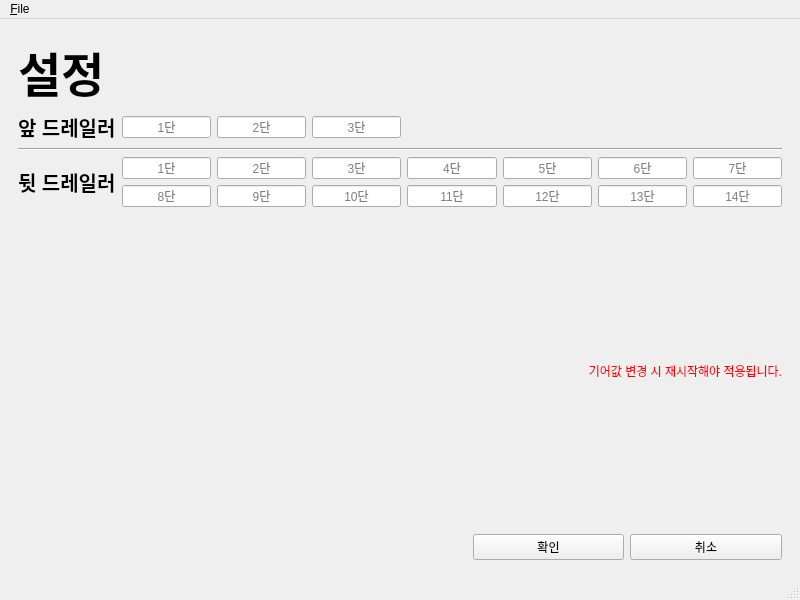
linuxlight/gear-jump, file etc/mainwindow.ui: the form before one commit.
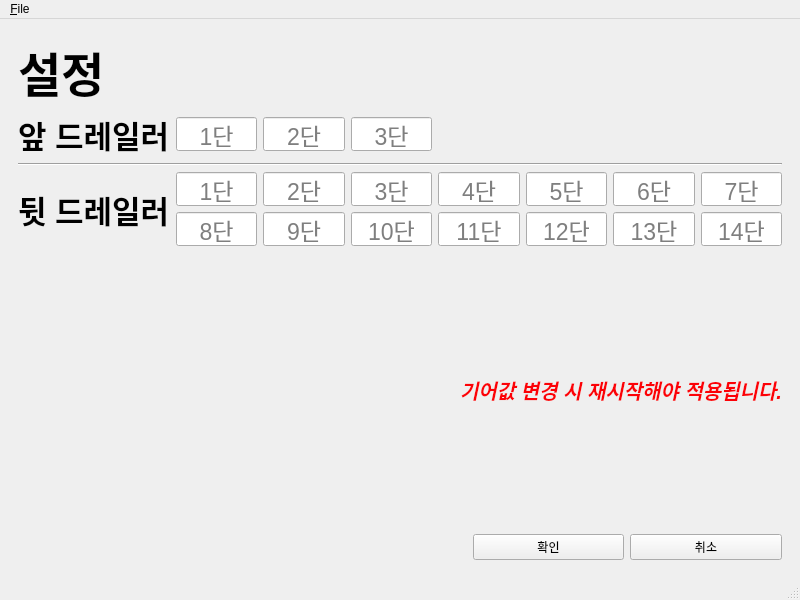
The form after the commit. The open tabs and pages were chosen to show the change.

Commit message: adjusted font size

Patch:
```diff
--- a/etc/mainwindow.ui
+++ b/etc/mainwindow.ui
@@ -151,6 +151,11 @@
          <layout class="QGridLayout" name="gridLayout">
           <item row="2" column="3">
            <widget class="QLineEdit" name="rear_3">
+            <property name="font">
+             <font>
+              <pointsize>17</pointsize>
+             </font>
+            </property>
             <property name="inputMask">
              <string>00</string>
             </property>
@@ -164,6 +169,11 @@
           </item>
           <item row="2" column="7">
            <widget class="QLineEdit" name="rear_7">
+            <property name="font">
+             <font>
+              <pointsize>17</pointsize>
+             </font>
+            </property>
             <property name="inputMask">
              <string>00</string>
             </property>
@@ -177,6 +187,11 @@
           </item>
           <item row="2" column="6">
            <widget class="QLineEdit" name="rear_6">
+            <property name="font">
+             <font>
+              <pointsize>17</pointsize>
+             </font>
+            </property>
             <property name="inputMask">
              <string>00</string>
             </property>
@@ -190,6 +205,11 @@
           </item>
           <item row="0" column="2">
            <widget class="QLineEdit" name="front_2">
+            <property name="font">
+             <font>
+              <pointsize>17</pointsize>
+             </font>
+            </property>
             <property name="inputMask">
              <string>00</string>
             </property>
@@ -211,7 +231,7 @@
             </property>
             <property name="font">
              <font>
-              <pointsize>15</pointsize>
+              <pointsize>23</pointsize>
               <weight>75</weight>
               <bold>true</bold>
              </font>
@@ -223,6 +243,11 @@
           </item>
           <item row="2" column="5">
            <widget class="QLineEdit" name="rear_5">
+            <property name="font">
+             <font>
+              <pointsize>17</pointsize>
+             </font>
+            </property>
             <property name="inputMask">
              <string>00</string>
             </property>
@@ -236,6 +261,11 @@
           </item>
           <item row="2" column="2">
            <widget class="QLineEdit" name="rear_2">
+            <property name="font">
+             <font>
+              <pointsize>17</pointsize>
+             </font>
+            </property>
             <property name="inputMask">
              <string>00</string>
             </property>
@@ -249,6 +279,11 @@
           </item>
           <item row="0" column="3">
            <widget class="QLineEdit" name="front_3">
+            <property name="font">
+             <font>
+              <pointsize>17</pointsize>
+             </font>
+            </property>
             <property name="inputMask">
              <string>00</string>
             </property>
@@ -262,6 +297,11 @@
           </item>
           <item row="3" column="1">
            <widget class="QLineEdit" name="rear_8">
+            <property name="font">
+             <font>
+              <pointsize>17</pointsize>
+             </font>
+            </property>
             <property name="inputMask">
              <string>00</string>
             </property>
@@ -275,6 +315,11 @@
           </item>
           <item row="2" column="1">
            <widget class="QLineEdit" name="rear_1">
+            <property name="font">
+             <font>
+              <pointsize>17</pointsize>
+             </font>
+            </property>
             <property name="inputMask">
              <string>00</string>
             </property>
@@ -288,6 +333,11 @@
           </item>
           <item row="0" column="1">
            <widget class="QLineEdit" name="front_1">
+            <property name="font">
+             <font>
+              <pointsize>17</pointsize>
+             </font>
+            </property>
             <property name="inputMask">
              <string>00</string>
             </property>
@@ -301,6 +351,11 @@
           </item>
           <item row="2" column="4">
            <widget class="QLineEdit" name="rear_4">
+            <property name="font">
+             <font>
+              <pointsize>17</pointsize>
+             </font>
+            </property>
             <property name="inputMask">
              <string>00</string>
             </property>
@@ -314,6 +369,11 @@
           </item>
           <item row="3" column="7">
            <widget class="QLineEdit" name="rear_14">
+            <property name="font">
+             <font>
+              <pointsize>17</pointsize>
+             </font>
+            </property>
             <property name="inputMask">
              <string>00</string>
             </property>
@@ -327,6 +387,11 @@
           </item>
           <item row="3" column="3">
            <widget class="QLineEdit" name="rear_10">
+            <property name="font">
+             <font>
+              <pointsize>17</pointsize>
+             </font>
+            </property>
             <property name="inputMask">
              <string>00</string>
             </property>
@@ -340,6 +405,11 @@
           </item>
           <item row="3" column="2">
            <widget class="QLineEdit" name="rear_9">
+            <property name="font">
+             <font>
+              <pointsize>17</pointsize>
+             </font>
+            </property>
             <property name="inputMask">
              <string>00</string>
             </property>
@@ -353,6 +423,11 @@
           </item>
           <item row="3" column="5">
            <widget class="QLineEdit" name="rear_12">
+            <property name="font">
+             <font>
+              <pointsize>17</pointsize>
+             </font>
+            </property>
             <property name="inputMask">
              <string>00</string>
             </property>
@@ -366,6 +441,11 @@
           </item>
           <item row="3" column="4">
            <widget class="QLineEdit" name="rear_11">
+            <property name="font">
+             <font>
+              <pointsize>17</pointsize>
+             </font>
+            </property>
             <property name="inputMask">
              <string>00</string>
             </property>
@@ -379,6 +459,11 @@
           </item>
           <item row="3" column="6">
            <widget class="QLineEdit" name="rear_13">
+            <property name="font">
+             <font>
+              <pointsize>17</pointsize>
+             </font>
+            </property>
             <property name="inputMask">
              <string>00</string>
             </property>
@@ -401,7 +486,7 @@
            <widget class="QLabel" name="label_4">
             <property name="font">
              <font>
-              <pointsize>15</pointsize>
+              <pointsize>23</pointsize>
               <weight>75</weight>
               <bold>true</bold>
              </font>
@@ -830,6 +915,14 @@
             </disabled>
            </palette>
           </property>
+          <property name="font">
+           <font>
+            <pointsize>15</pointsize>
+            <weight>75</weight>
+            <italic>true</italic>
+            <bold>true</bold>
+           </font>
+          </property>
           <property name="text">
            <string>기어값 변경 시 재시작해야 적용됩니다.</string>
           </property>
```
